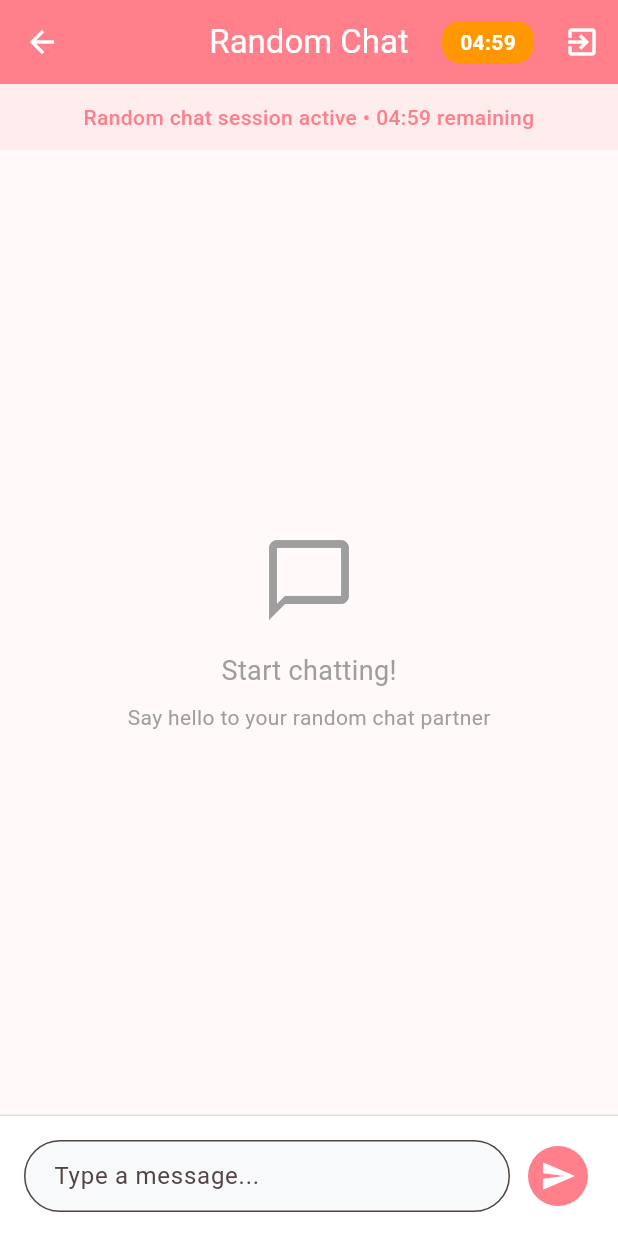
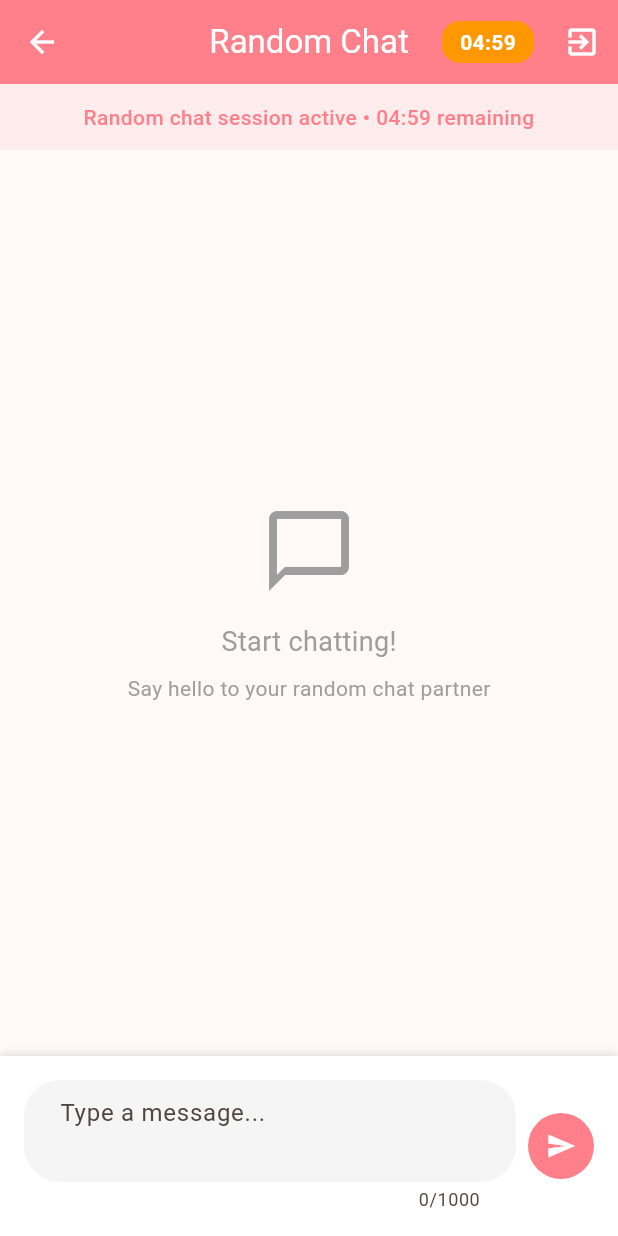
Before and after one commit to Aymanquad/Blabinn-Frontend, a Flutter app: the RandomChatScreen screen opened directly with empty values, on a phone screen of 412 x 824 dp. Run offline on Flutter 3.47's test engine with Material 3 defaults, Android fonts, the phone set to English and light mode, and no system bars; our stand-ins replace device_info_plus, firebase_auth, firebase_core, firebase_messaging, flutter_local_notifications, google_sign_in and 5 more; missing offline and left inert: screen_protector; accounts and stored records are empty; network calls fail.

Commit message:
reverted back to earlier working

```diff
--- a/lib/screens/random_chat_screen.dart
+++ b/lib/screens/random_chat_screen.dart
@@ -30,7 +30,6 @@ class _RandomChatScreenState extends State<RandomChatScreen> {
   late StreamSubscription _messageSubscription;
   late StreamSubscription _errorSubscription;
   bool _isSessionActive = true;
-  bool _isLeavingSession = false; // Add flag to prevent multiple exit calls
   Timer? _heartbeatTimer;
   int _timeRemaining = 300; // 5 minutes in seconds
 
@@ -52,52 +51,6 @@ class _RandomChatScreenState extends State<RandomChatScreen> {
     _messageController.dispose();
     _scrollController.dispose();
     super.dispose();
-  }
-
-  // Add proper back button handling
-  Future<bool> _onWillPop() async {
-    if (_isLeavingSession) {
-      return true; // Allow navigation if already leaving
-    }
-
-    if (_isSessionActive) {
-      // Show confirmation dialog
-      final shouldLeave = await showDialog<bool>(
-        context: context,
-        barrierDismissible: false,
-        builder: (context) => AlertDialog(
-          title: const Row(
-            children: [
-              Icon(Icons.exit_to_app, color: AppColors.primary),
-              SizedBox(width: 8),
-              Text('Leave Chat?'),
-            ],
-          ),
-          content: const Text('Are you sure you want to leave this chat session?'),
-          actions: [
-            TextButton(
-              onPressed: () => Navigator.pop(context, false),
-              child: const Text('Cancel'),
-            ),
-            ElevatedButton(
-              onPressed: () => Navigator.pop(context, true),
-              style: ElevatedButton.styleFrom(
-                backgroundColor: Colors.red,
-                foregroundColor: Colors.white,
-              ),
-              child: const Text('Leave'),
-            ),
-          ],
-        ),
-      );
-
-      if (shouldLeave == true) {
-        await _endSession('user_ended');
-        return true;
-      }
-      return false;
-    }
-    return true;
   }
 
   void _scrollToBottom() {
@@ -250,7 +203,6 @@ class _RandomChatScreenState extends State<RandomChatScreen> {
 
     setState(() {
       _isSessionActive = false;
-      _isLeavingSession = true; // Set flag to prevent multiple exit calls
     });
 
     _stopHeartbeat();
@@ -339,11 +291,10 @@ class _RandomChatScreenState extends State<RandomChatScreen> {
   }
 
   Future<void> _endSession(String reason) async {
-    if (!_isSessionActive || _isLeavingSession) return;
+    if (!_isSessionActive) return;
 
     setState(() {
       _isSessionActive = false;
-      _isLeavingSession = true; // Set flag to prevent multiple exit calls
     });
 
     try {
@@ -427,9 +378,7 @@ class _RandomChatScreenState extends State<RandomChatScreen> {
     final theme = Theme.of(context);
     final isDark = theme.brightness == Brightness.dark;
 
-    return WillPopScope(
-      onWillPop: _onWillPop,
-      child: Scaffold(
+    return Scaffold(
       appBar: AppBar(
         title: const Text('Random Chat'),
         centerTitle: true,
@@ -558,42 +507,89 @@ class _RandomChatScreenState extends State<RandomChatScreen> {
             Container(
               padding: const EdgeInsets.all(16),
               decoration: BoxDecoration(
-                  color: isDark ? AppColors.darkBackground : Colors.white,
-                  border: Border(
-                    top: BorderSide(
-                      color: isDark ? Colors.grey[800]! : Colors.grey[300]!,
+                color: isDark ? AppColors.darkCardBackground : Colors.white,
+                boxShadow: [
+                  BoxShadow(
+                    color: Colors.black.withOpacity(0.1),
+                    blurRadius: 4,
+                    offset: const Offset(0, -2),
                   ),
-                  ),
+                ],
               ),
               child: Row(
                 children: [
                   Expanded(
-                      child: TextField(
+                    child: Column(
+                      mainAxisSize: MainAxisSize.min,
+                      children: [
+                        TextField(
                           controller: _messageController,
                           decoration: InputDecoration(
                             hintText: 'Type a message...',
                             border: OutlineInputBorder(
-                            borderRadius: BorderRadius.circular(25),
+                              borderRadius: BorderRadius.circular(24),
+                              borderSide: BorderSide.none,
                             ),
+                            filled: true,
+                            fillColor: isDark
+                                ? AppColors.darkInputBackground
+                                : Colors.grey[100],
                             contentPadding: const EdgeInsets.symmetric(
-                            horizontal: 16,
-                            vertical: 12,
+                              horizontal: 20,
+                              vertical: 10,
+                            ),
+                            suffixIcon: _messageController.text.length > 900
+                                ? Icon(
+                                    Icons.warning,
+                                    color:
+                                        _messageController.text.length >= 1000
+                                            ? Colors.red
+                                            : Colors.orange,
+                                    size: 16,
+                                  )
+                                : null,
+                          ),
+                          onChanged: (value) {
+                            setState(() {});
+                          },
+                          onSubmitted: (_) => _sendMessage(),
+                          textInputAction: TextInputAction.send,
+                          maxLines: 2, // Reduced from 4 to 2 for shorter height
+                          maxLength: 1000,
+                          maxLengthEnforcement: MaxLengthEnforcement.enforced,
+                        ),
+                        if (_messageController.text.length > 900)
+                          Padding(
+                            padding: const EdgeInsets.only(top: 4, left: 16),
+                            child: Text(
+                              '${_messageController.text.length}/1000',
+                              style: TextStyle(
+                                fontSize: 12,
+                                color: _messageController.text.length >= 1000
+                                    ? Colors.red
+                                    : Colors.orange,
+                                fontWeight: FontWeight.w500,
                               ),
                             ),
-                        maxLines: null,
-                        textInputAction: TextInputAction.send,
-                        onSubmitted: (_) => _sendMessage(),
+                          ),
+                      ],
                     ),
                   ),
                   const SizedBox(width: 8),
-                    IconButton(
-                      onPressed: _sendMessage,
-                      icon: const Icon(Icons.send),
-                      style: IconButton.styleFrom(
-                        backgroundColor: isDark
-                            ? AppColors.darkPrimary
-                            : AppColors.primary,
-                        foregroundColor: Colors.white,
+                  GestureDetector(
+                    onTap: _sendMessage,
+                    child: Container(
+                      padding: const EdgeInsets.all(12),
+                      decoration: BoxDecoration(
+                        color:
+                            isDark ? AppColors.darkPrimary : AppColors.primary,
+                        shape: BoxShape.circle,
+                      ),
+                      child: const Icon(
+                        Icons.send,
+                        color: Colors.white,
+                        size: 20,
+                      ),
                     ),
                   ),
                 ],
@@ -601,7 +597,6 @@ class _RandomChatScreenState extends State<RandomChatScreen> {
             ),
         ],
       ),
-      ),
     );
   }
 }
```
Also changed, not shown: lib/screens/connect_screen.dart (+49 -72 lines), lib/services/socket_service.dart (+1 -46 lines). Lines whose indentation alone changed are shown as unchanged.
